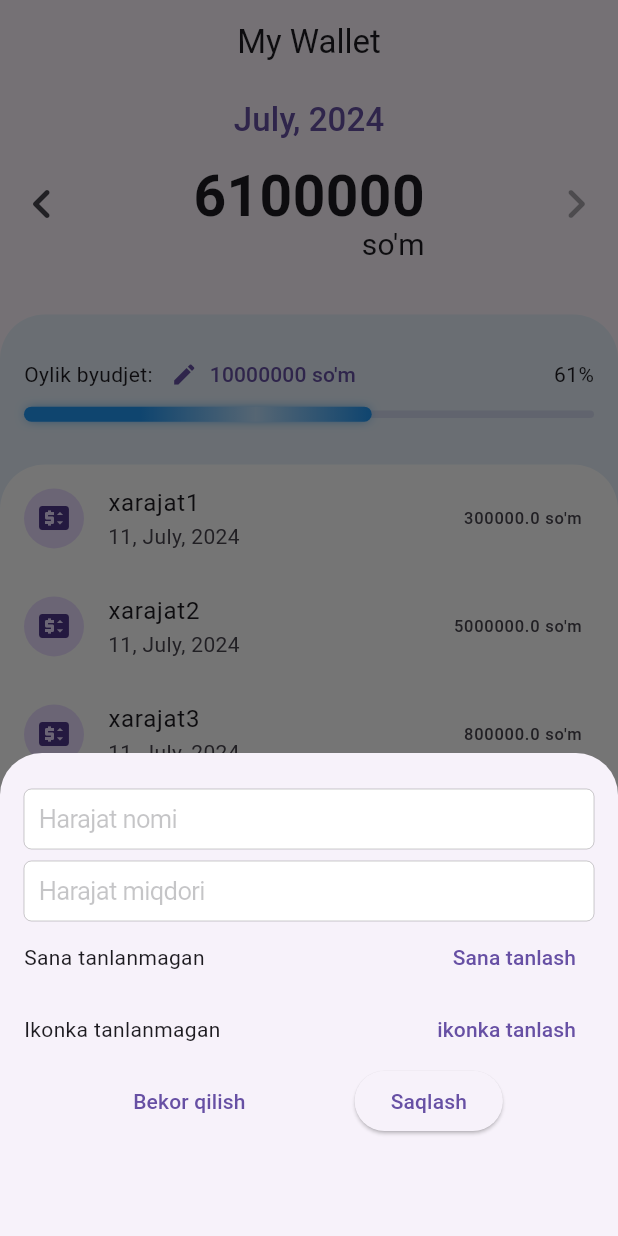
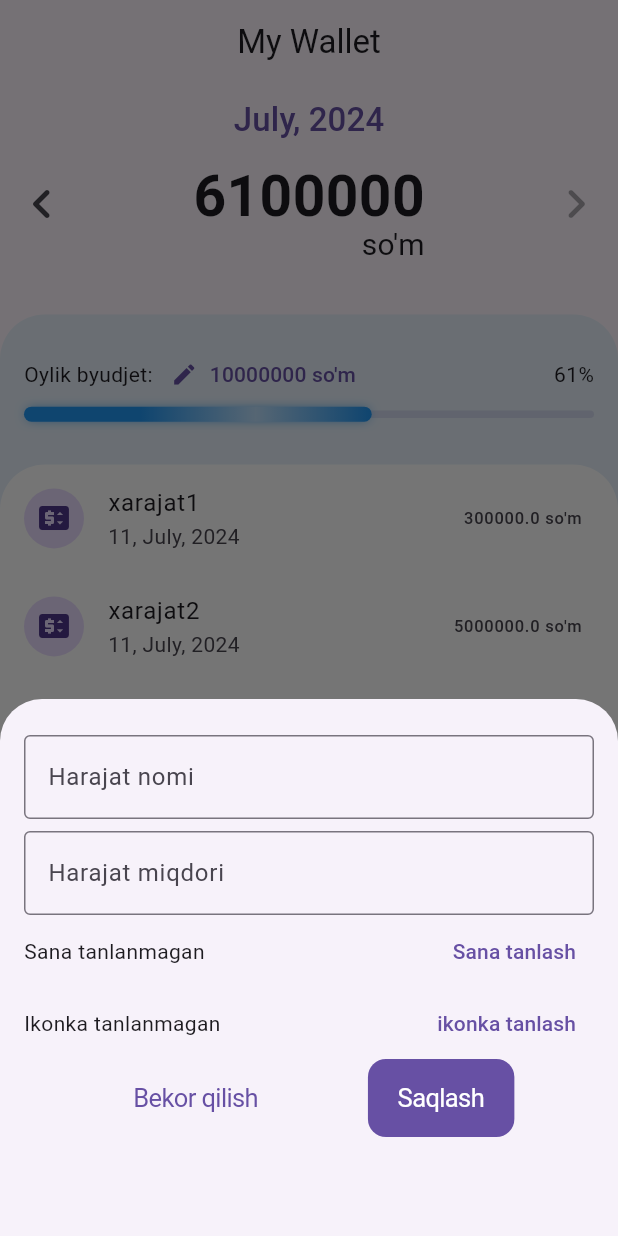
Before and after one commit to alishermamirov/my_wallet, a Flutter app: the screen it shows after launch, after a tap on the "chevron left" icon, after a tap on the "chevron right" icon, after a tap on the "add" icon, on a phone screen of 412 x 824 dp. Run offline on Flutter 3.47's test engine with Material 3 defaults, Android fonts, the phone set to English and light mode, and no system bars; our stand-ins replace month_picker_dialog; missing offline and left inert: flutter_iconpicker.

Commit message:
adaptive

```diff
--- /dev/null
+++ b/lib/widgets/adaptive_button.dart
@@ -0,0 +1,48 @@
+// ignore_for_file: public_member_api_docs, sort_constructors_first
+import 'dart:io';
+
+import 'package:flutter/cupertino.dart';
+import 'package:flutter/material.dart';
+
+class AdaptiveButton extends StatelessWidget {
+  final Function submit;
+  final String title;
+  final bool filled;
+  const AdaptiveButton({
+    Key? key,
+    required this.submit,
+    required this.title,
+    this.filled = false,
+  }) : super(key: key);
+
+  @override
+  Widget build(BuildContext context) {
+    return Platform.isAndroid
+        ? filled
+            ? CupertinoButton.filled(
+                onPressed: () {
+                  submit(context);
+                },
+                child: Text(title),
+              )
+            : CupertinoButton(
+                onPressed: () {
+                  submit();
+                },
+                child: Text(title),
+              )
+        : filled
+            ? ElevatedButton(
+                onPressed: () {
+                  submit(context);
+                },
+                child: Text(title),
+              )
+            : TextButton(
+                onPressed: () {
+                  submit();
+                },
+                child: Text(title),
+              );
+  }
+}
--- /dev/null
+++ b/lib/widgets/adaptive_textfield.dart
@@ -0,0 +1,36 @@
+// ignore_for_file: public_member_api_docs, sort_constructors_first
+import 'dart:io';
+
+import 'package:flutter/cupertino.dart';
+import 'package:flutter/material.dart';
+
+class AdaptiveTextfield extends StatelessWidget {
+  final TextEditingController controller;
+  final String title;
+  final TextInputType keyType;
+  const AdaptiveTextfield({
+    Key? key,
+    required this.controller,
+    required this.title,
+    required this.keyType,
+  }) : super(key: key);
+
+  @override
+  Widget build(BuildContext context) {
+    return Platform.isIOS
+        ? CupertinoTextField(
+            padding: EdgeInsets.all(10),
+            controller: controller,
+            placeholder: title,
+            keyboardType: keyType,
+          )
+        : TextField(
+            controller: controller,
+            decoration: InputDecoration(
+              border: OutlineInputBorder(),
+              labelText: title,
+            ),
+            keyboardType: keyType,
+          );
+  }
+}
--- a/lib/widgets/add_expense.dart
+++ b/lib/widgets/add_expense.dart
@@ -1,10 +1,9 @@
-// ignore_for_file: public_member_api_docs, sort_constructors_first
-import 'dart:io';
-
 import 'package:flutter/cupertino.dart';
 import 'package:flutter/material.dart';
 import 'package:flutter_iconpicker/flutter_iconpicker.dart';
 import 'package:intl/intl.dart';
+import 'package:shaxsiyhamyon/widgets/adaptive_button.dart';
+import 'package:shaxsiyhamyon/widgets/adaptive_textfield.dart';
 
 class AddExpense extends StatefulWidget {
   final Function addExpenses;
@@ -85,35 +84,17 @@ class _AddExpenseState extends State<AddExpense> {
           children: [
             Padding(
               padding: const EdgeInsets.symmetric(vertical: 8.0),
-              child: Platform.isAndroid
-                  ? CupertinoTextField(
-                      padding: EdgeInsets.all(10),
-                      controller: titleController,
-                      placeholder: "Harajat nomi",
-                    )
-                  : TextField(
-                      controller: titleController,
-                      decoration: InputDecoration(
-                        border: OutlineInputBorder(),
-                        labelText: "Harajat nomi",
-                      ),
-                    ),
+              child: AdaptiveTextfield(
+                controller: titleController,
+                title: "Harajat nomi",
+                keyType: TextInputType.name,
+              ),
             ),
-            Platform.isAndroid
-                ? CupertinoTextField(
-                    padding: EdgeInsets.all(10),
-                    controller: amountController,
-                    keyboardType: TextInputType.number,
-                    placeholder: "Harajat miqdori",
-                  )
-                : TextField(
-                    controller: amountController,
-                    keyboardType: TextInputType.number,
-                    decoration: InputDecoration(
-                      border: OutlineInputBorder(),
-                      labelText: "Harajat miqdori",
-                    ),
-                  ),
+            AdaptiveTextfield(
+              controller: amountController,
+              title: "Harajat miqdori",
+              keyType: TextInputType.number,
+            ),
             Row(
               mainAxisAlignment: MainAxisAlignment.spaceBetween,
               children: [
@@ -143,17 +124,15 @@ class _AddExpenseState extends State<AddExpense> {
             Row(
               mainAxisAlignment: MainAxisAlignment.spaceEvenly,
               children: [
-                TextButton(
-                  onPressed: () {
-                    Navigator.pop(context);
-                  },
-                  child: Text("Bekor qilish"),
-                ),
-                ElevatedButton(
-                  onPressed: () {
-                    submit(context);
-                  },
-                  child: Text("Saqlash"),
+                AdaptiveButton(
+                    submit: () {
+                      Navigator.of(context).pop();
+                    },
+                    title: "Bekor qilish"),
+                AdaptiveButton(
+                  filled: true,
+                  submit: submit,
+                  title: "Saqlash",
                 ),
               ],
             ),
--- a/lib/widgets/edit_budget.dart
+++ b/lib/widgets/edit_budget.dart
@@ -1,5 +1,6 @@
 // ignore_for_file: public_member_api_docs, sort_constructors_first
 import 'package:flutter/material.dart';
+import 'package:shaxsiyhamyon/widgets/adaptive_button.dart';
 
 class EditBudget extends StatefulWidget {
   final int monthBudgetLimit;
@@ -58,21 +59,20 @@ class _EditBudgetState extends State<EditBudget> {
               ),
             ),
             Row(
+              mainAxisAlignment: MainAxisAlignment.spaceEvenly,
               children: [
-                TextButton(
-                  onPressed: () {
-                    Navigator.pop(context);
-                  },
-                  child: Text("Bekor qilish"),
-                ),
-                ElevatedButton(
-                  onPressed: () {
-                    submit(context);
-                  },
-                  child: Text("Saqlash"),
+                AdaptiveButton(
+                    submit: () {
+                      Navigator.of(context).pop();
+                    },
+                    title: "Bekor qilish"),
+                AdaptiveButton(
+                  filled: true,
+                  submit: submit,
+                  title: "Saqlash",
                 ),
               ],
-            )
+            ),
           ],
         ),
       ),
```
